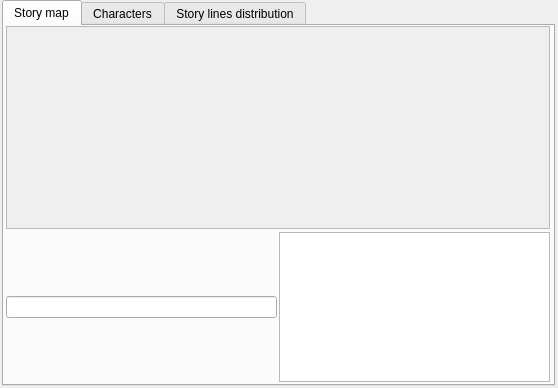
zkovari/plotlyst, file ui/reports_view.ui: the form before one commit.
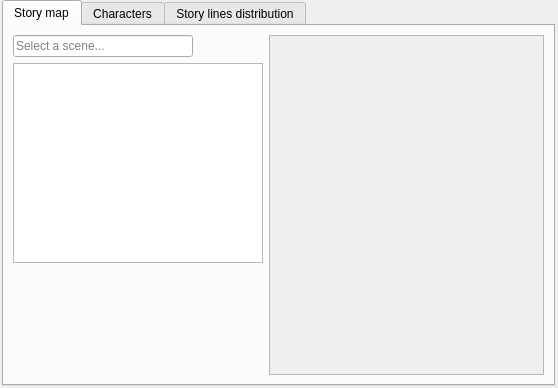
The form after the commit. Custom widgets are drawn as their Qt base class.

Patch:
```diff
--- a/ui/reports_view.ui
+++ b/ui/reports_view.ui
@@ -38,22 +38,59 @@
       <attribute name="title">
        <string>Story map</string>
       </attribute>
-      <layout class="QVBoxLayout" name="verticalLayout">
-       <property name="spacing">
-        <number>3</number>
-       </property>
-       <property name="leftMargin">
-        <number>2</number>
-       </property>
-       <property name="topMargin">
-        <number>0</number>
-       </property>
-       <property name="rightMargin">
-        <number>3</number>
-       </property>
-       <property name="bottomMargin">
-        <number>2</number>
-       </property>
+      <layout class="QHBoxLayout" name="horizontalLayout">
+       <item>
+        <layout class="QVBoxLayout" name="verticalLayout">
+         <item>
+          <widget class="QLineEdit" name="lineEdit">
+           <property name="maximumSize">
+            <size>
+             <width>180</width>
+             <height>16777215</height>
+            </size>
+           </property>
+           <property name="readOnly">
+            <bool>true</bool>
+           </property>
+           <property name="placeholderText">
+            <string>Select a scene...</string>
+           </property>
+          </widget>
+         </item>
+         <item>
+          <widget class="QListView" name="listView">
+           <property name="minimumSize">
+            <size>
+             <width>0</width>
+             <height>200</height>
+            </size>
+           </property>
+           <property name="maximumSize">
+            <size>
+             <width>250</width>
+             <height>16777215</height>
+            </size>
+           </property>
+           <property name="wordWrap">
+            <bool>true</bool>
+           </property>
+          </widget>
+         </item>
+         <item>
+          <spacer name="verticalSpacer">
+           <property name="orientation">
+            <enum>Qt::Vertical</enum>
+           </property>
+           <property name="sizeHint" stdset="0">
+            <size>
+             <width>20</width>
+             <height>40</height>
+            </size>
+           </property>
+          </spacer>
+         </item>
+        </layout>
+       </item>
        <item>
         <widget class="QScrollArea" name="scrollArea">
          <property name="verticalScrollBarPolicy">
@@ -70,8 +107,8 @@
            <rect>
             <x>0</x>
             <y>0</y>
-            <width>542</width>
-            <height>174</height>
+            <width>260</width>
+            <height>337</height>
            </rect>
           </property>
           <layout class="QVBoxLayout" name="verticalLayout_3">
@@ -91,38 +128,19 @@
             <number>0</number>
            </property>
            <item>
-            <widget class="StoryLinesMapWidget" name="storyLinesMap" native="true"/>
+            <widget class="StoryLinesMapWidget" name="storyLinesMap" native="true">
+             <property name="sizePolicy">
+              <sizepolicy hsizetype="Expanding" vsizetype="Expanding">
+               <horstretch>0</horstretch>
+               <verstretch>0</verstretch>
+              </sizepolicy>
+             </property>
+            </widget>
            </item>
           </layout>
          </widget>
         </widget>
        </item>
-       <item>
-        <layout class="QHBoxLayout" name="horizontalLayout">
-         <property name="spacing">
-          <number>2</number>
-         </property>
-         <item>
-          <widget class="QLineEdit" name="lineEdit"/>
-         </item>
-         <item>
-          <widget class="QListView" name="listView">
-           <property name="minimumSize">
-            <size>
-             <width>0</width>
-             <height>50</height>
-            </size>
-           </property>
-           <property name="maximumSize">
-            <size>
-             <width>16777215</width>
-             <height>150</height>
-            </size>
-           </property>
-          </widget>
-         </item>
-        </layout>
-       </item>
       </layout>
      </widget>
      <widget class="QWidget" name="tabCharacters">
```
